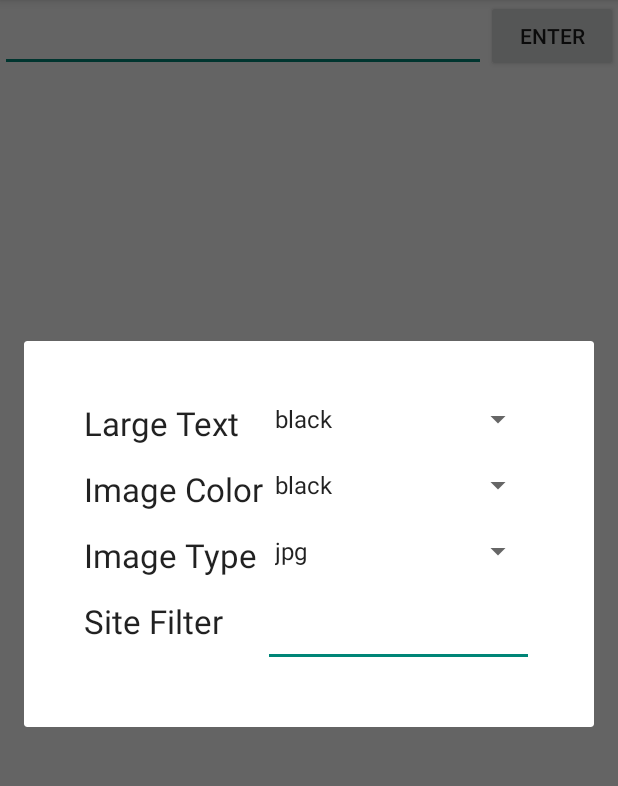
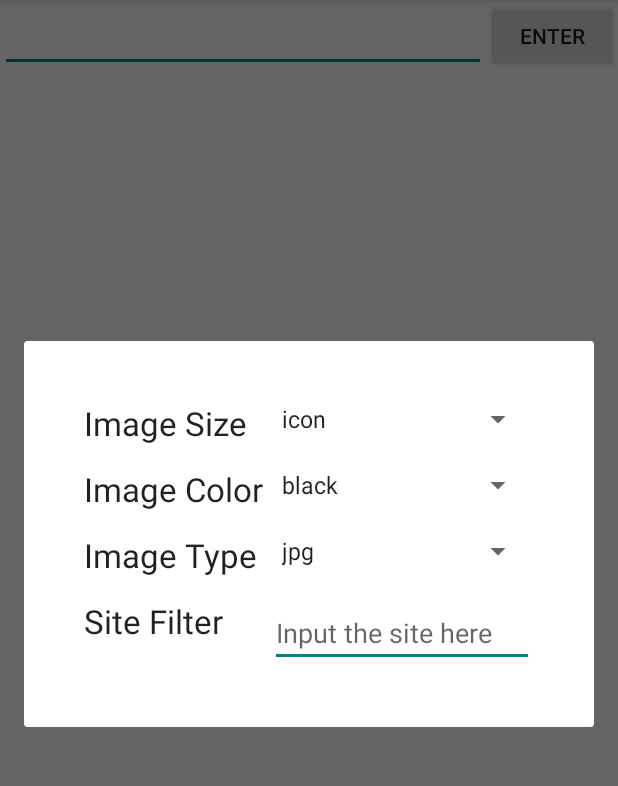
Before and after one commit to qqibrow/ImageSearch, an Android app: the screen it shows after launch (ImagesActivity), after a tap on "Settings", on a phone screen of 412 x 824 dp, the part 84-870 px from its top. Run offline under Robolectric (Android 15) with nearby library versions, the phone set to English and light mode, and no system bars; our stand-ins replace Picasso; libraries missing offline, so code that uses them is left out: com.etsy.android, com.loopj.android; plain views replace StaggeredGridView; pictures from the network do not load; 4 statements that could not run were skipped.

Commit message:
add advance settings in search query.

```diff
--- a/app/src/main/java/com/lniu/gridimagesearch/activities/ImagesActivity.java
+++ b/app/src/main/java/com/lniu/gridimagesearch/activities/ImagesActivity.java
@@ -17,6 +17,7 @@ import com.lniu.gridimagesearch.adapters.ImageResultsAdapter;
 import com.lniu.gridimagesearch.dialogs.SettingsDialog;
 import com.lniu.gridimagesearch.listeners.EndlessScrollListener;
 import com.lniu.gridimagesearch.models.ImageResult;
+import com.lniu.gridimagesearch.models.Settings;
 import com.loopj.android.http.AsyncHttpClient;
 import com.loopj.android.http.JsonHttpResponseHandler;
 
@@ -48,7 +49,7 @@ public class ImagesActivity extends ActionBarActivity {
         String query = etQuery.getText().toString();
         AsyncHttpClient client = new AsyncHttpClient();
         String url = "https://ajax.googleapis.com/ajax/services/search/images?v=1.0&q="
-                + query + "&rsz=8" + "&start=" + String.valueOf(num);
+                + query + "&rsz=8" + "&start=" + String.valueOf(num) + "&" + Settings.Instance().toString();
         client.get(url, new JsonHttpResponseHandler() {
 
             @Override
@@ -137,6 +138,7 @@ public class ImagesActivity extends ActionBarActivity {
     }
 
     public void onImageSearch(View view) {
+        Toast.makeText(this, Settings.Instance().toString(), Toast.LENGTH_SHORT).show();
         imageResults.clear();
         loadMore(0);
     }
--- a/app/src/main/java/com/lniu/gridimagesearch/dialogs/SettingsDialog.java
+++ b/app/src/main/java/com/lniu/gridimagesearch/dialogs/SettingsDialog.java
@@ -7,14 +7,20 @@ import android.view.View;
 import android.view.ViewGroup;
 import android.view.WindowManager;
 import android.widget.EditText;
+import android.widget.Spinner;
+import android.widget.Toast;
 
 import com.lniu.gridimagesearch.R;
+import com.lniu.gridimagesearch.models.Settings;
 
 /**
  * Created by lniu on 2/1/15.
  */
 public class SettingsDialog extends DialogFragment {
-    private EditText mEditText;
+    private Spinner spnerColor;
+    private Spinner spnerType;
+    private Spinner spnerSize;
+    private EditText etSite;
 
     public SettingsDialog() {
         // Empty constructor required for DialogFragment
@@ -32,7 +38,24 @@ public class SettingsDialog extends DialogFragment {
     public View onCreateView(LayoutInflater inflater, ViewGroup container,
                              Bundle savedInstanceState) {
         View view = inflater.inflate(R.layout.fragement_settings, container);
+        spnerColor = (Spinner) view.findViewById(R.id.spnerColor);
+        spnerType = (Spinner) view.findViewById(R.id.spnerType);
+        spnerSize = (Spinner) view.findViewById(R.id.spnerSize);
+        etSite = (EditText)view.findViewById(R.id.etSite);
         getDialog().setTitle("Advanced Filters");
         return view;
     }
+
+    @Override
+    public void onDestroy() {
+        Toast.makeText(getActivity(), "onDestroy called", Toast.LENGTH_SHORT).show();
+
+        // Get on the inputs
+        String color = spnerColor.getSelectedItem().toString();
+        String type = spnerType.getSelectedItem().toString();
+        String size = spnerSize.getSelectedItem().toString();
+        String site = etSite.getText().toString();
+        Settings.Instance().SetColor(color).SetSize(size).SetType(type).SetSite(site);
+        super.onDestroy();
+    }
 }
--- a/app/src/main/res/layout/fragement_settings.xml
+++ b/app/src/main/res/layout/fragement_settings.xml
@@ -9,7 +9,7 @@
         android:layout_width="wrap_content"
         android:layout_height="wrap_content"
         android:textAppearance="?android:attr/textAppearanceLarge"
-        android:text="Large Text"
+        android:text="Image Size"
         android:id="@+id/tvSize"
         android:layout_alignParentTop="true"
         android:layout_alignParentLeft="true"
@@ -18,8 +18,8 @@
     <Spinner
         android:layout_width="wrap_content"
         android:layout_height="wrap_content"
-        android:id="@+id/sperSize"
-        android:entries="@array/color_array"
+        android:id="@+id/spnerSize"
+        android:entries="@array/size_array"
         android:layout_marginLeft="15dp"
         android:layout_toRightOf="@id/tvSize"
         android:layout_alignParentRight="true"
@@ -32,7 +32,7 @@
         android:textAppearance="?android:attr/textAppearanceLarge"
         android:text="Image Color"
         android:id="@+id/tvColor"
-        android:layout_below="@+id/sperSize"
+        android:layout_below="@+id/spnerSize"
         android:layout_alignParentLeft="true"
         android:layout_alignParentStart="true"
    />
@@ -42,8 +42,8 @@
         android:layout_height="wrap_content"
         android:id="@+id/spnerColor"
         android:entries="@array/color_array"
-        android:layout_below="@+id/sperSize"
-        android:layout_alignLeft="@+id/sperSize"
+        android:layout_below="@+id/spnerSize"
+        android:layout_alignLeft="@+id/spnerSize"
         android:layout_alignParentRight="true"
         android:layout_alignParentEnd="true"
         android:layout_marginBottom="20dp"/>
@@ -65,7 +65,7 @@
         android:id="@+id/spnerType"
         android:entries="@array/type_array"
         android:layout_below="@+id/spnerColor"
-        android:layout_alignLeft="@+id/sperSize"
+        android:layout_alignLeft="@+id/spnerSize"
         android:layout_alignParentRight="true"
         android:layout_alignParentEnd="true"
         android:layout_marginBottom="20dp"/>
@@ -84,11 +84,12 @@
     <EditText
         android:layout_width="wrap_content"
         android:layout_height="wrap_content"
-        android:id="@+id/spnerSite"
+        android:id="@+id/etSite"
         android:layout_below="@+id/spnerType"
         android:layout_alignLeft="@+id/spnerType"
         android:layout_alignParentRight="true"
-        android:layout_alignParentEnd="true" />
+        android:layout_alignParentEnd="true"
+        android:hint="Input the site here" />
 
 
 </RelativeLayout>
--- a/app/src/main/res/values/arrays.xml
+++ b/app/src/main/res/values/arrays.xml
@@ -16,7 +16,7 @@
 
     <string-array name="size_array">
         <item>icon</item>
-        <item>small|medium|large|xlarge</item>
+        <item>small\|medium\|large\|xlarge</item>
         <item>xxlarge</item>
         <item>huge</item>
     </string-array>
```
Also changed, not shown: app/src/main/java/com/lniu/gridimagesearch/models/Settings.java (+7 -7 lines).
